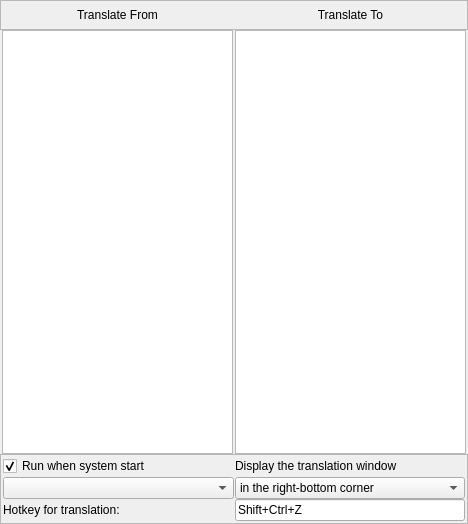
Qt form widget.ui (NeiroNext/QuickTranslator) before a commit.
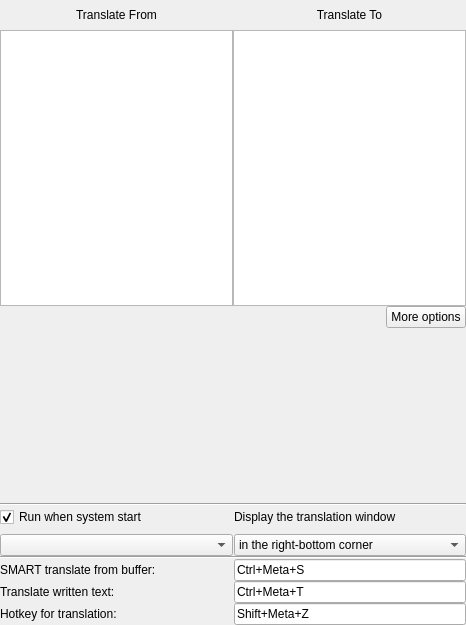
The same form after that commit. Icons and pictures are not drawn.

Commit message:
Add crossplatform class for simple code
Add two modes of translation

Big work with one of translate mode - SmartTranslate,
for translate text/html object data

Reconstruct interface, add slide for more options when it need

Fixed  deallocation for all objects =)

Patch:
```diff
--- a/widget.ui
+++ b/widget.ui
@@ -6,14 +6,14 @@
    <rect>
     <x>0</x>
     <y>0</y>
-    <width>468</width>
-    <height>524</height>
+    <width>466</width>
+    <height>625</height>
    </rect>
   </property>
   <property name="minimumSize">
    <size>
-    <width>400</width>
-    <height>400</height>
+    <width>430</width>
+    <height>550</height>
    </size>
   </property>
   <property name="maximumSize">
@@ -39,7 +39,7 @@
    <property name="styleSheet">
     <string notr="true"/>
    </property>
-   <layout class="QVBoxLayout" name="verticalLayout_3">
+   <layout class="QVBoxLayout" name="verticalLayout_2">
     <property name="spacing">
      <number>0</number>
     </property>
@@ -64,11 +64,14 @@
        </size>
       </property>
       <property name="frameShape">
-       <enum>QFrame::StyledPanel</enum>
+       <enum>QFrame::NoFrame</enum>
       </property>
       <property name="frameShadow">
        <enum>QFrame::Raised</enum>
       </property>
+      <property name="lineWidth">
+       <number>0</number>
+      </property>
       <layout class="QHBoxLayout" name="horizontalLayout_2" stretch="1,1">
        <property name="spacing">
         <number>0</number>
@@ -109,20 +112,8 @@
      </widget>
     </item>
     <item>
-     <layout class="QHBoxLayout" name="horizontalLayout_3" stretch="1,1">
+     <layout class="QHBoxLayout" name="horizontalLayout_3">
       <property name="spacing">
-       <number>2</number>
-      </property>
-      <property name="leftMargin">
-       <number>2</number>
-      </property>
-      <property name="topMargin">
-       <number>0</number>
-      </property>
-      <property name="rightMargin">
-       <number>2</number>
-      </property>
-      <property name="bottomMargin">
        <number>0</number>
       </property>
       <item>
@@ -166,22 +157,28 @@
      </layout>
     </item>
     <item>
-     <widget class="QFrame" name="footer">
+     <widget class="QFrame" name="frameButton">
       <property name="minimumSize">
        <size>
         <width>0</width>
         <height>0</height>
        </size>
       </property>
-      <property name="frameShape">
-       <enum>QFrame::StyledPanel</enum>
+      <property name="baseSize">
+       <size>
+        <width>0</width>
+        <height>50</height>
+       </size>
       </property>
       <property name="frameShadow">
        <enum>QFrame::Raised</enum>
       </property>
-      <layout class="QHBoxLayout" name="horizontalLayout" stretch="1,1">
+      <property name="lineWidth">
+       <number>0</number>
+      </property>
+      <layout class="QHBoxLayout" name="horizontalLayout_4">
        <property name="spacing">
-        <number>1</number>
+        <number>0</number>
        </property>
        <property name="leftMargin">
         <number>0</number>
@@ -196,12 +193,57 @@
         <number>0</number>
        </property>
        <item>
+        <spacer name="horizontalSpacer">
+         <property name="orientation">
+          <enum>Qt::Horizontal</enum>
+         </property>
+         <property name="sizeHint" stdset="0">
+          <size>
+           <width>313</width>
+           <height>20</height>
+          </size>
+         </property>
+        </spacer>
+       </item>
+       <item>
+        <widget class="QPushButton" name="showOptions">
+         <property name="enabled">
+          <bool>true</bool>
+         </property>
+         <property name="maximumSize">
+          <size>
+           <width>150</width>
+           <height>24</height>
+          </size>
+         </property>
+         <property name="text">
+          <string>More options</string>
+         </property>
+        </widget>
+       </item>
+      </layout>
+     </widget>
+    </item>
+    <item>
+     <widget class="QFrame" name="hideFrame">
+      <property name="minimumSize">
+       <size>
+        <width>0</width>
+        <height>0</height>
+       </size>
+      </property>
+      <property name="frameShape">
+       <enum>QFrame::NoFrame</enum>
+      </property>
+      <property name="lineWidth">
+       <number>0</number>
+      </property>
         <layout class="QVBoxLayout" name="verticalLayout">
          <property name="spacing">
           <number>0</number>
          </property>
          <property name="leftMargin">
-          <number>2</number>
+        <number>0</number>
          </property>
          <property name="topMargin">
           <number>0</number>
@@ -210,8 +252,35 @@
           <number>0</number>
          </property>
          <property name="bottomMargin">
-          <number>2</number>
-         </property>
+        <number>0</number>
+       </property>
+       <item>
+        <spacer name="verticalSpacer">
+         <property name="orientation">
+          <enum>Qt::Vertical</enum>
+         </property>
+         <property name="sizeHint" stdset="0">
+          <size>
+           <width>17</width>
+           <height>42</height>
+          </size>
+         </property>
+        </spacer>
+       </item>
+       <item>
+        <widget class="Line" name="line_2">
+         <property name="orientation">
+          <enum>Qt::Horizontal</enum>
+         </property>
+        </widget>
+       </item>
+       <item>
+        <layout class="QHBoxLayout" name="horizontalLayout_6">
+         <property name="spacing">
+          <number>1</number>
+         </property>
+         <item>
+          <layout class="QVBoxLayout" name="verticalLayout_3">
          <item>
           <widget class="QCheckBox" name="autorun_cb">
            <property name="sizePolicy">
@@ -262,44 +331,10 @@
            </property>
           </widget>
          </item>
-         <item>
-          <widget class="QLabel" name="hotkey_l">
-           <property name="sizePolicy">
-            <sizepolicy hsizetype="Ignored" vsizetype="Preferred">
-             <horstretch>0</horstretch>
-             <verstretch>0</verstretch>
-            </sizepolicy>
-           </property>
-           <property name="minimumSize">
-            <size>
-             <width>0</width>
-             <height>0</height>
-            </size>
-           </property>
-           <property name="text">
-            <string>Hotkey for translation:</string>
-           </property>
-          </widget>
-         </item>
         </layout>
        </item>
        <item>
-        <layout class="QVBoxLayout" name="verticalLayout_2">
-         <property name="spacing">
-          <number>0</number>
-         </property>
-         <property name="leftMargin">
-          <number>0</number>
-         </property>
-         <property name="topMargin">
-          <number>0</number>
-         </property>
-         <property name="rightMargin">
-          <number>2</number>
-         </property>
-         <property name="bottomMargin">
-          <number>2</number>
-         </property>
+          <layout class="QVBoxLayout" name="verticalLayout_4">
          <item>
           <widget class="QLabel" name="info_type_l">
            <property name="sizePolicy">
@@ -359,6 +394,171 @@
            </item>
           </widget>
          </item>
+          </layout>
+         </item>
+        </layout>
+       </item>
+       <item>
+        <widget class="Line" name="line">
+         <property name="layoutDirection">
+          <enum>Qt::LeftToRight</enum>
+         </property>
+         <property name="orientation">
+          <enum>Qt::Horizontal</enum>
+         </property>
+        </widget>
+       </item>
+       <item>
+        <layout class="QHBoxLayout" name="horizontalLayout_smart">
+         <property name="spacing">
+          <number>1</number>
+         </property>
+         <item>
+          <widget class="QLabel" name="hotkey_l_smart">
+           <property name="sizePolicy">
+            <sizepolicy hsizetype="Ignored" vsizetype="Preferred">
+             <horstretch>0</horstretch>
+             <verstretch>0</verstretch>
+            </sizepolicy>
+           </property>
+           <property name="minimumSize">
+            <size>
+             <width>0</width>
+             <height>0</height>
+            </size>
+           </property>
+           <property name="toolTip">
+            <string>Translatinga all text in objects such as table or another difficult object</string>
+           </property>
+           <property name="text">
+            <string>SMART translate from buffer:</string>
+           </property>
+          </widget>
+         </item>
+         <item>
+          <widget class="QLineEdit" name="hotkey_le_smart">
+           <property name="sizePolicy">
+            <sizepolicy hsizetype="Ignored" vsizetype="Fixed">
+             <horstretch>0</horstretch>
+             <verstretch>0</verstretch>
+            </sizepolicy>
+           </property>
+           <property name="styleSheet">
+            <string notr="true"/>
+           </property>
+           <property name="text">
+            <string notr="true">Ctrl+Meta+S</string>
+           </property>
+           <property name="maxLength">
+            <number>32</number>
+           </property>
+          </widget>
+         </item>
+        </layout>
+       </item>
+       <item>
+        <layout class="QHBoxLayout" name="horizontalLayout_field">
+         <property name="spacing">
+          <number>1</number>
+         </property>
+         <item>
+          <widget class="QLabel" name="hotkey_l_field">
+           <property name="sizePolicy">
+            <sizepolicy hsizetype="Ignored" vsizetype="Preferred">
+             <horstretch>0</horstretch>
+             <verstretch>0</verstretch>
+            </sizepolicy>
+           </property>
+           <property name="minimumSize">
+            <size>
+             <width>0</width>
+             <height>0</height>
+            </size>
+           </property>
+           <property name="text">
+            <string>Translate written text:</string>
+           </property>
+          </widget>
+         </item>
+         <item>
+          <widget class="QLineEdit" name="hotkey_le_field">
+           <property name="sizePolicy">
+            <sizepolicy hsizetype="Ignored" vsizetype="Fixed">
+             <horstretch>0</horstretch>
+             <verstretch>0</verstretch>
+            </sizepolicy>
+           </property>
+           <property name="styleSheet">
+            <string notr="true"/>
+           </property>
+           <property name="text">
+            <string notr="true">Ctrl+Meta+T</string>
+           </property>
+           <property name="maxLength">
+            <number>32</number>
+           </property>
+          </widget>
+         </item>
+        </layout>
+       </item>
+      </layout>
+     </widget>
+    </item>
+    <item>
+     <widget class="QFrame" name="footer">
+      <property name="minimumSize">
+       <size>
+        <width>0</width>
+        <height>0</height>
+       </size>
+      </property>
+      <property name="maximumSize">
+       <size>
+        <width>16777215</width>
+        <height>60</height>
+       </size>
+      </property>
+      <property name="frameShape">
+       <enum>QFrame::NoFrame</enum>
+      </property>
+      <property name="frameShadow">
+       <enum>QFrame::Raised</enum>
+      </property>
+      <layout class="QHBoxLayout" name="horizontalLayout">
+       <property name="spacing">
+        <number>1</number>
+       </property>
+       <property name="leftMargin">
+        <number>0</number>
+       </property>
+       <property name="topMargin">
+        <number>0</number>
+       </property>
+       <property name="rightMargin">
+        <number>0</number>
+       </property>
+       <property name="bottomMargin">
+        <number>0</number>
+       </property>
+       <item>
+        <widget class="QLabel" name="hotkey_l">
+         <property name="sizePolicy">
+          <sizepolicy hsizetype="Ignored" vsizetype="Preferred">
+           <horstretch>0</horstretch>
+           <verstretch>0</verstretch>
+          </sizepolicy>
+         </property>
+         <property name="minimumSize">
+          <size>
+           <width>0</width>
+           <height>0</height>
+          </size>
+         </property>
+         <property name="text">
+          <string>Hotkey for translation:</string>
+         </property>
+        </widget>
+       </item>
          <item>
           <widget class="QLineEdit" name="hotkey_le">
            <property name="sizePolicy">
@@ -371,7 +571,7 @@
             <string notr="true"/>
            </property>
            <property name="text">
-            <string notr="true">Shift+Ctrl+Z</string>
+          <string notr="true">Shift+Meta+Z</string>
            </property>
            <property name="maxLength">
             <number>32</number>
@@ -379,8 +579,6 @@
           </widget>
          </item>
         </layout>
-       </item>
-      </layout>
      </widget>
     </item>
    </layout>
```
Left out of the diff: 4 changed lines with no effect on the pictures. Lines whose indentation alone changed are shown as unchanged. The commit also changes 21 other files.
